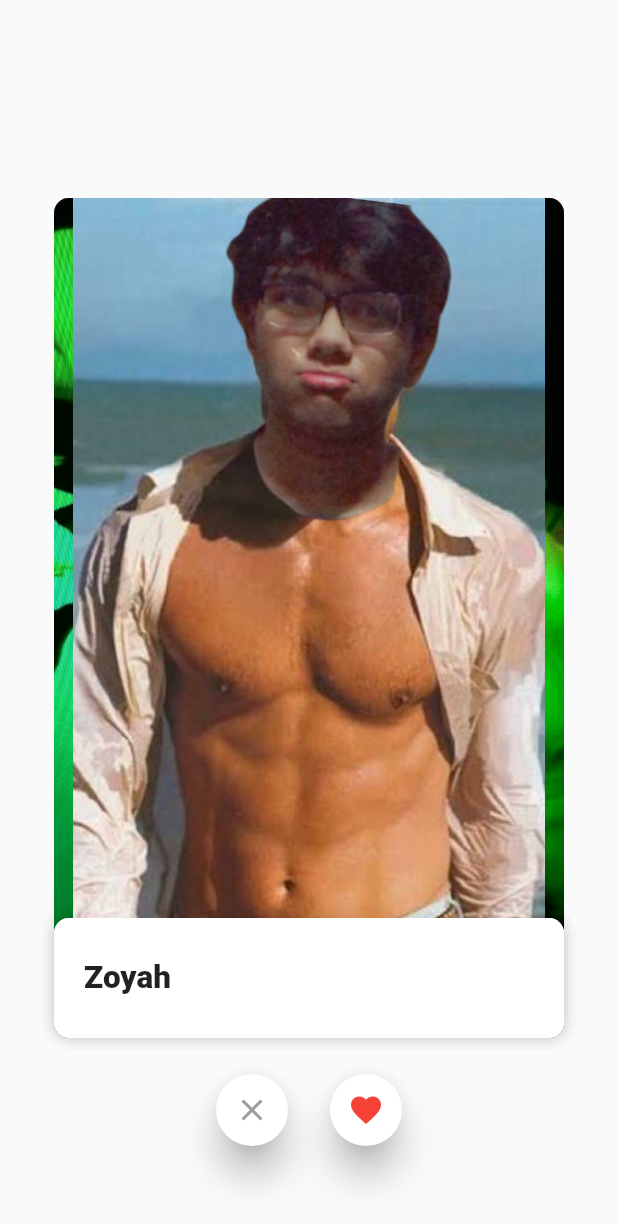
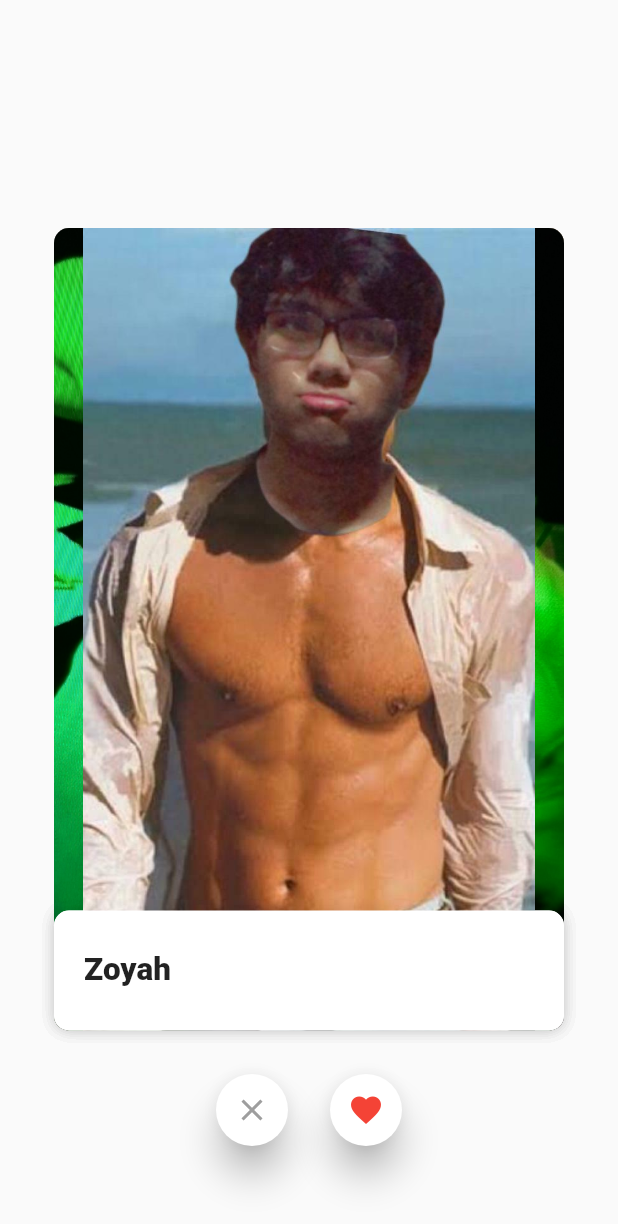
Before and after one commit to kxraan/UMDMatch, a Flutter app: the CardsStackWidget widget shown alone on an empty page, opened directly, on a phone screen of 412 x 824 dp. Shown: the top 1224 px of the screen. Run offline on Flutter 3.47's test engine with Material 2 defaults, Android fonts, the phone set to English and light mode, and no system bars; our stand-ins replace cloud_firestore, csv, dropdown_search, firebase_auth, firebase_core, firebase_storage and 4 more; missing offline and left inert: email_auth; accounts and stored records are empty; network calls fail; Roboto replaces fonts that are missing (Nunito).

Commit message:
sipe page conti 2

```diff
--- a/lib/Home/home.dart
+++ b/lib/Home/home.dart
@@ -1,10 +1,30 @@
+import 'package:cloud_firestore/cloud_firestore.dart';
 import 'package:flutter/material.dart';
+import 'package:get_storage/get_storage.dart';
+import 'package:lib/screens/header.dart';
 
 
 import '../screens/swipe.dart';
 import '../screens/authentication/auth.dart';
 
+class Home extends StatelessWidget {
+  const Home({Key? key}) : super(key: key);
 
+  @override
+  Widget build(BuildContext context) {
+    return const MaterialApp(
+      home: Scaffold(
+        backgroundColor: Colors.white,
+        body: Stack(
+          children:  [
+            Header(),
+            CardsStackWidget(),
+          ],
+        ),
+      ),
+    );
+  }
+}
 
 class Profile {
   const Profile({
@@ -31,7 +51,8 @@ class ProfileCard extends StatelessWidget {
     return Container(
       height: 580,
       width: 340,
-      padding: const EdgeInsets.symmetric(vertical: 10),
+      padding: const EdgeInsets.fromLTRB(0, 30, 00, 15),
+
       child: Stack(
         children: [
           Positioned.fill(
@@ -111,7 +132,7 @@ class ActionButtonWidget extends StatelessWidget {
 }
 
 class DragWidget extends StatefulWidget {
-  const DragWidget({
+   DragWidget({
     Key? key,
     required this.profile,
     required this.index,
@@ -122,6 +143,7 @@ class DragWidget extends StatefulWidget {
   final int index;
   final ValueNotifier<Swipe> swipeNotifier;
   final bool isLastCard;
+  double? pos;
 
   @override
   State<DragWidget> createState() => _DragWidgetState();
@@ -134,6 +156,7 @@ class _DragWidgetState extends State<DragWidget> {
     return Center(
       child: Draggable<int>(
         // Data is the value this Draggable stores.
+        axis: Axis.horizontal,
         data: widget.index,
         feedback: Material(
           color: Colors.transparent,
@@ -143,8 +166,8 @@ class _DragWidgetState extends State<DragWidget> {
               return RotationTransition(
                 turns: widget.swipeNotifier.value != Swipe.none
                     ? widget.swipeNotifier.value == Swipe.left
-                    ? const AlwaysStoppedAnimation(-15 / 360)
-                    : const AlwaysStoppedAnimation(15 / 360)
+                    ?  AlwaysStoppedAnimation(widget.pos! / 360)
+                    :  AlwaysStoppedAnimation(widget.pos!/ 360)
                     : const AlwaysStoppedAnimation(0),
                 child: Stack(
                   children: [
@@ -185,11 +208,13 @@ class _DragWidgetState extends State<DragWidget> {
               dragUpdateDetails.globalPosition.dx >
                   MediaQuery.of(context).size.width / 2) {
             widget.swipeNotifier.value = Swipe.right;
+            widget.pos= dragUpdateDetails.delta.dx;
           }
           if (dragUpdateDetails.delta.dx < 0 &&
               dragUpdateDetails.globalPosition.dx <
                   MediaQuery.of(context).size.width / 2) {
             widget.swipeNotifier.value = Swipe.left;
+            widget.pos= dragUpdateDetails.delta.dx;
           }
         },
         onDragEnd: (drag) {
@@ -283,6 +308,20 @@ class CardsStackWidget extends StatefulWidget {
 
 class _CardsStackWidgetState extends State<CardsStackWidget>
     with SingleTickerProviderStateMixin {
+
+  initialize() async {
+  var users = await FirebaseFirestore.instance.collection('users').get();
+  for(var user in users.docs){
+    print(user.toString());
+     var profile=   user.data();
+     print (profile);
+     var  req =profile['required'];
+
+    // print(req.data());
+  }
+
+
+  }
   List<Profile> draggableItems = [
     const Profile(
         name: 'Irene',
@@ -344,6 +383,7 @@ class _CardsStackWidgetState extends State<CardsStackWidget>
 
   @override
   Widget build(BuildContext context) {
+    initialize();
     return Stack(
       clipBehavior: Clip.none,
       children: [
--- a/lib/screens/wrapper.dart
+++ b/lib/screens/wrapper.dart
@@ -3,6 +3,7 @@ import 'package:firebase_auth/firebase_auth.dart';
 import 'package:flutter/material.dart';
 import 'package:lib/screens/authentication/register.dart';
 import 'package:lib/screens/authentication/sign_in.dart';
+import 'package:lib/screens/header.dart';
 import 'package:provider/provider.dart';
 
 import '../Home/home.dart';
@@ -41,7 +42,7 @@ class Wrapper extends StatelessWidget {
            builder:(context, flag) {
              if (flag.hasData) {
                if (flag.data == true) {
-                 return CardsStackWidget();
+                 return Home()  ;
                } else {
                  return Register();
                }
```
Also changed, not shown: lib/screens/header.dart (added, +18 -0 lines).
